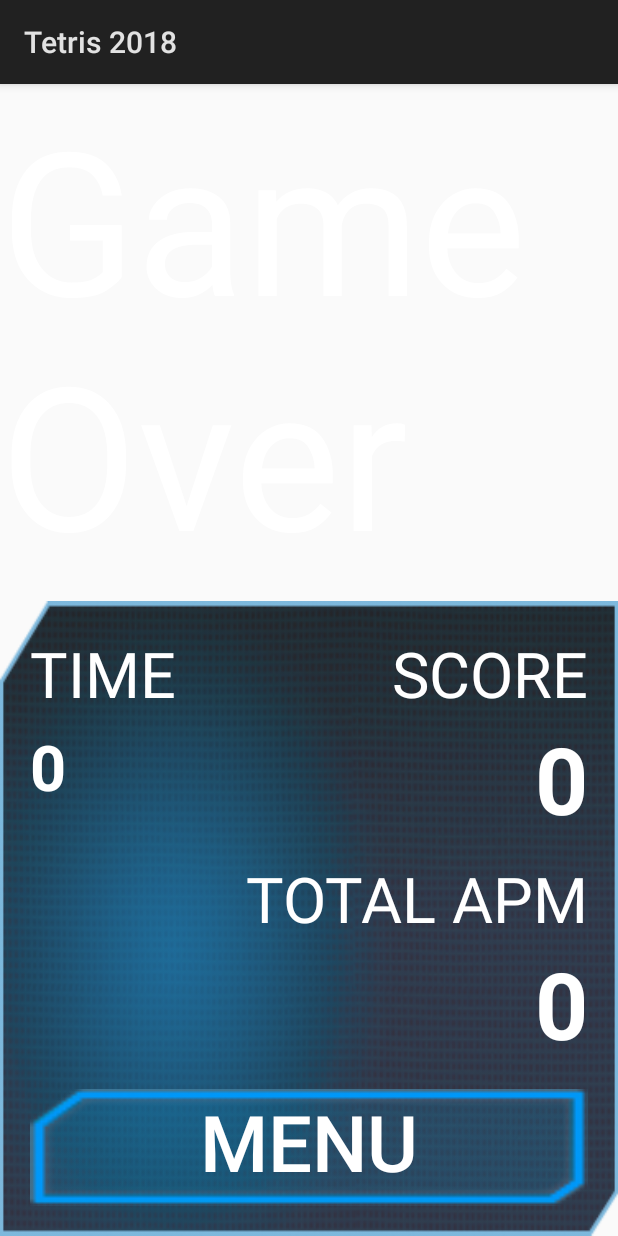
After one commit to hamaianh/Blockinger, an Android app: the fragment GameOverDialog shown on its own in the app's theme, on a phone screen of 412 x 824 dp. The commit adds this screen. Run offline under Robolectric (Android 15) with nearby library versions, the phone set to English and light mode, and no system bars; 8 statements that could not run were skipped.

Commit message:
refs #14 Create Dialog GameOver

```diff
--- /dev/null
+++ b/app/src/main/java/hamaianh/online/com/dialog/GameOverDialog.java
@@ -0,0 +1,130 @@
+package hamaianh.online.com.dialog;
+
+import android.app.DialogFragment;
+import android.content.Context;
+import android.graphics.drawable.ColorDrawable;
+import android.os.Bundle;
+import android.support.annotation.Nullable;
+import android.text.TextUtils;
+import android.util.DisplayMetrics;
+import android.view.LayoutInflater;
+import android.view.View;
+import android.view.ViewGroup;
+import android.view.Window;
+import android.view.WindowManager;
+import android.widget.Button;
+import android.widget.EditText;
+import android.widget.SeekBar;
+import android.widget.TextView;
+
+import hamaianh.online.com.R;
+import hamaianh.online.com.utils.Utils;
+
+/**
+ * Created by Ha Anh on 5/10/2018.
+ */
+
+public class GameOverDialog extends DialogFragment implements View.OnClickListener{
+    private int startLevel = 0;
+    private TextView mScore, mAPM, mTime;
+    private long mScoreStr;
+    private String mAPMStr, mTimeStr;
+
+    public OnBackMenuClickListener getOnBackMenuClickListener() {
+        return mOnBackMenuClickListener;
+    }
+
+    public void setOnBackMenuClickListener(OnBackMenuClickListener mOnBackMenuClickListener) {
+        this.mOnBackMenuClickListener = mOnBackMenuClickListener;
+    }
+
+    private OnBackMenuClickListener mOnBackMenuClickListener;
+    private Button mBackButton;
+
+    public static GameOverDialog getInstance(long score, String apm, String time){
+        GameOverDialog instance = new GameOverDialog();
+        instance.mScoreStr = score;
+        instance.mAPMStr = apm;
+        instance.mTimeStr = time;
+        return instance;
+    }
+
+
+    @Override
+    public void onStart() {
+        // TODO Auto-generated method stub
+        super.onStart();
+        if(getDialog() != null && getDialog().getWindow() != null && getActivity() != null){
+            getDialog().getWindow().setBackgroundDrawable(new ColorDrawable(android.graphics.Color.TRANSPARENT));
+        }
+        updateWidthDialog();
+    }
+
+    private void updateWidthDialog(){
+        int iDeviceWidth = getDisplayWidth();
+        if(getDialog() != null && getDialog().getWindow() != null && getActivity() != null){
+            getDialog().getWindow().setLayout((int)(iDeviceWidth * 0.9), ViewGroup.LayoutParams.WRAP_CONTENT);
+        }
+    }
+
+    public int getDisplayWidth() {
+        DisplayMetrics metrics = new DisplayMetrics();
+        WindowManager windowManager = (WindowManager) getActivity().getApplication().getSystemService(Context.WINDOW_SERVICE);
+        windowManager.getDefaultDisplay().getMetrics(metrics);
+        return metrics.widthPixels;
+    }
+
+    @Nullable
+    @Override
+    public View onCreateView(LayoutInflater inflater, @Nullable ViewGroup container, Bundle savedInstanceState) {
+        View v = inflater.inflate(R.layout.game_over_dialog_lay, container);
+        if(getDialog() != null && getDialog().getWindow() != null && getActivity() != null){
+            getDialog().getWindow().requestFeature(Window.FEATURE_NO_TITLE);
+        }
+        initView(v);
+        return v;
+    }
+
+    private void initView(View v) {
+        Utils.setTypefaceGameOver(getDialog().getWindow().getContext(), v.findViewById(R.id.gameover_title_id));
+        Utils.setTypefaceGameOver(getDialog().getWindow().getContext(), v.findViewById(R.id.gameover_score_text_id));
+        Utils.setTypefaceGameOver(getDialog().getWindow().getContext(), v.findViewById(R.id.gameover_score_point_id));
+        Utils.setTypefaceGameOver(getDialog().getWindow().getContext(), v.findViewById(R.id.gameover_apm_text_id));
+        Utils.setTypefaceGameOver(getDialog().getWindow().getContext(), v.findViewById(R.id.gameover_apm_point_id));
+        Utils.setTypefaceGameOver(getDialog().getWindow().getContext(), v.findViewById(R.id.gameover_time_text_id));
+        Utils.setTypefaceGameOver(getDialog().getWindow().getContext(), v.findViewById(R.id.gameover_time_id));
+        Utils.setTypefaceGameOver(getDialog().getWindow().getContext(), v.findViewById(R.id.gameover_back_button_id));
+
+        mBackButton = (Button)v.findViewById(R.id.gameover_back_button_id);
+        mBackButton.setOnClickListener(this);
+        mScore = (TextView)v.findViewById(R.id.gameover_score_point_id);
+        mAPM = (TextView)v.findViewById(R.id.gameover_apm_point_id);
+        mTime = (TextView)v.findViewById(R.id.gameover_time_id);
+        if(!TextUtils.isEmpty(String.valueOf(mScoreStr))){
+            mScore.setText(String.valueOf(mScoreStr));
+        }
+        if(!TextUtils.isEmpty(mAPMStr)){
+            mAPM.setText(mAPMStr);
+        }
+        if(!TextUtils.isEmpty(mTimeStr)){
+            mTime.setText(mTimeStr);
+        }
+
+    }
+
+    @Override
+    public void onClick(View v) {
+        switch (v.getId()){
+            case R.id.gameover_back_button_id:
+                if(mOnBackMenuClickListener != null)
+                    mOnBackMenuClickListener.onClickBackMenu(mScoreStr);
+                break;
+                default:
+                    break;
+        }
+    }
+
+    public interface OnBackMenuClickListener {
+        void onClickBackMenu(long pScore);
+    }
+}
--- /dev/null
+++ b/app/src/main/res/layout/game_over_dialog_lay.xml
@@ -0,0 +1,121 @@
+<?xml version="1.0" encoding="utf-8"?>
+<LinearLayout xmlns:android="http://schemas.android.com/apk/res/android"
+    android:layout_width="match_parent"
+    android:layout_height="match_parent"
+    android:gravity="center"
+    android:orientation="vertical">
+
+    <TextView
+        android:id="@+id/gameover_title_id"
+        android:layout_width="wrap_content"
+        android:layout_height="wrap_content"
+        android:layout_marginBottom="10dp"
+        android:text="@string/defeatDialogTitle"
+        android:textColor="@android:color/white"
+        android:textSize="200px" />
+
+    <LinearLayout
+        android:gravity="center"
+        android:padding="20dp"
+        android:layout_width="match_parent"
+        android:layout_height="wrap_content"
+        android:background="@drawable/popup_game_dra"
+        android:orientation="vertical">
+
+        <RelativeLayout
+            android:layout_width="match_parent"
+            android:layout_height="wrap_content"
+            android:orientation="vertical">
+
+            <LinearLayout
+                android:id="@+id/layout_score_lay_id"
+                android:layout_width="wrap_content"
+                android:layout_height="wrap_content"
+                android:layout_alignParentRight="true"
+                android:gravity="right"
+                android:orientation="vertical">
+
+                <TextView
+                    android:id="@+id/gameover_score_text_id"
+                    android:layout_width="wrap_content"
+                    android:layout_height="wrap_content"
+                    android:text="@string/score_title"
+                    android:textAllCaps="true"
+                    android:textColor="@android:color/white"
+                    android:textSize="42dp" />
+
+                <TextView
+                    android:id="@+id/gameover_score_point_id"
+                    android:layout_width="wrap_content"
+                    android:layout_height="wrap_content"
+                    android:text="0"
+                    android:textAllCaps="true"
+                    android:textColor="@android:color/white"
+                    android:textSize="62dp"
+                    android:textStyle="bold" />
+
+                <TextView
+                    android:id="@+id/gameover_apm_text_id"
+                    android:layout_width="wrap_content"
+                    android:layout_height="wrap_content"
+                    android:text="@string/apmLabel"
+                    android:textAllCaps="true"
+                    android:layout_marginTop="10dp"
+                    android:textColor="@android:color/white"
+                    android:textSize="42dp" />
+
+                <TextView
+                    android:id="@+id/gameover_apm_point_id"
+                    android:layout_width="wrap_content"
+                    android:layout_height="wrap_content"
+                    android:text="0"
+                    android:textAllCaps="true"
+                    android:textColor="@android:color/white"
+                    android:textSize="62dp"
+                    android:textStyle="bold" />
+            </LinearLayout>
+
+            <LinearLayout
+                android:layout_width="match_parent"
+                android:layout_height="wrap_content"
+                android:layout_alignParentLeft="true"
+                android:layout_toLeftOf="@id/layout_score_lay_id"
+                android:orientation="vertical">
+
+                <TextView
+                    android:id="@+id/gameover_time_text_id"
+                    android:layout_width="wrap_content"
+                    android:layout_height="wrap_content"
+                    android:text="@string/time_title"
+                    android:textAllCaps="true"
+                    android:textColor="@android:color/white"
+                    android:textSize="42dp" />
+
+                <TextView
+                    android:id="@+id/gameover_time_id"
+                    android:layout_width="wrap_content"
+                    android:layout_height="wrap_content"
+                    android:layout_marginTop="5dp"
+                    android:text="0"
+                    android:textAllCaps="true"
+                    android:textColor="@android:color/white"
+                    android:textSize="42dp"
+                    android:textStyle="bold" />
+            </LinearLayout>
+        </RelativeLayout>
+
+        <Button
+            android:id="@+id/gameover_back_button_id"
+            android:layout_width="wrap_content"
+            android:layout_height="wrap_content"
+            android:layout_marginTop="15dp"
+            android:background="@drawable/common_button_dra"
+            android:paddingLeft="20dp"
+            android:paddingRight="20dp"
+            android:textColor="@android:color/white"
+            android:text="Menu Replay"
+            android:textAllCaps="true"
+            android:textSize="52dp" />
+    </LinearLayout>
+
+</LinearLayout>
--- a/app/src/main/res/layout/splash_screen_lay.xml
+++ b/app/src/main/res/layout/splash_screen_lay.xml
@@ -19,7 +19,7 @@
         android:text="Tetris"
         android:textAllCaps="true"
         android:textColor="@android:color/white"
-        android:textSize="154px" />
+        android:textSize="124px" />
 
     <TextView
         android:id="@+id/splash_name_2018_id"
--- a/app/src/main/res/values/strings.xml
+++ b/app/src/main/res/values/strings.xml
@@ -73,7 +73,7 @@
     <string name="anonymous">Anonymous</string>
     <string name="scoreLabel">Score:</string>
     <string name="timeLabel">Time:</string>
-    <string name="apmLabel">Total APM:</string>
+    <string name="apmLabel">Total APM</string>
     <string name="hint">Hint: Blockinger is playable in both screen orientations.</string>
     <string name="highscore_title">Highscores</string>
 
```
Also changed, not shown: app/src/main/java/hamaianh/online/com/activities/GameActivity.java (+15 -5 lines), app/src/main/java/hamaianh/online/com/dialog/NewGameDialog.java (+0 -12 lines), app/src/main/res/drawable-hdpi/popup_game_dra.png, app/src/main/res/drawable-mdpi/popup_game_dra.png, app/src/main/res/drawable-xhdpi/popup_game_dra.png, app/src/main/res/drawable-xxhdpi/popup_game_dra.png (added).
